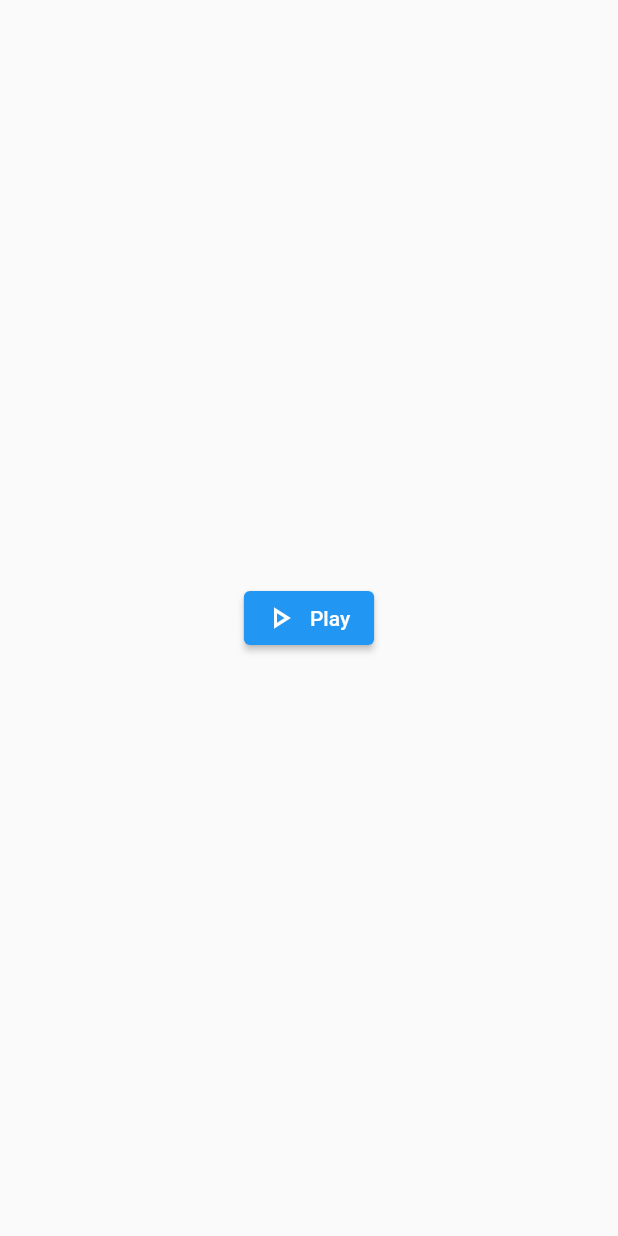
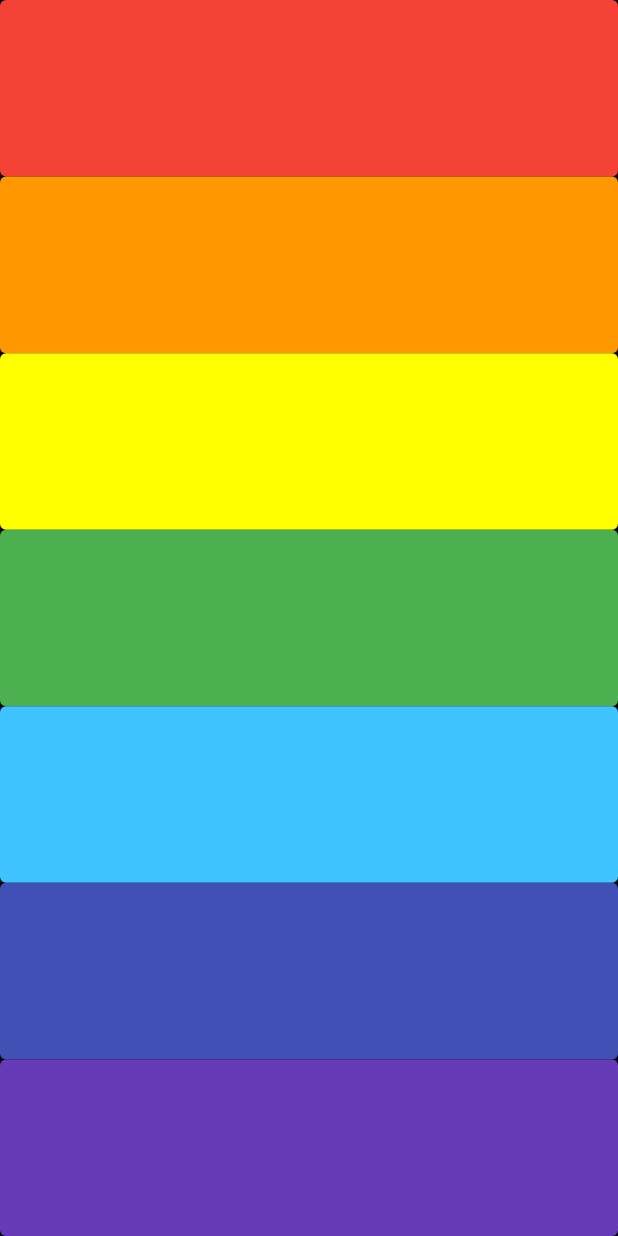
Before and after one commit to Vieiraork/Xilofone-app, a Flutter app: the screen it shows after launch, on a phone screen of 412 x 824 dp. Run offline on Flutter 3.47's test engine with Material 2 defaults, Android fonts, the phone set to English and light mode, and no system bars; our stand-ins replace audioplayers.

Commit message:
complete the app design and logic

```diff
--- a/lib/main.dart
+++ b/lib/main.dart
@@ -1,3 +1,4 @@
+import 'package:audioplayers/audioplayers.dart';
 import 'package:flutter/material.dart';
 
 void main() {
@@ -7,18 +8,48 @@ void main() {
 class MyApp extends StatelessWidget {
   const MyApp({Key? key}) : super(key: key);
 
+  void playsound(int soundNumber) {
+    final player = AudioCache();
+    player.play('note$soundNumber.wav');
+  }
+
+  Widget buildKey({required int number, required Color color}) {
+    return Expanded(
+      child: SizedBox(
+        width: double.infinity,
+        child: TextButton(
+          onPressed: () {
+            playsound(number);
+          },
+          style: ButtonStyle(
+            backgroundColor: MaterialStateProperty.all(
+              color,
+            ),
+          ),
+          child: const Text(''),
+        ),
+      ),
+    );
+  }
+
   // This widget is the root of your application.
   @override
   Widget build(BuildContext context) {
     return MaterialApp(
+      debugShowCheckedModeBanner: false,
       home: Scaffold(
+        backgroundColor: Colors.black,
         body: SafeArea(
-          child: Center(
-            child: ElevatedButton.icon(
-              onPressed: () {},
-              icon: Icon(Icons.play_arrow_outlined),
-              label: Text('Play'),
-            ),
+          child: Column(
+            children: [
+              buildKey(number: 1, color: Colors.red),
+              buildKey(number: 2, color: Colors.orange),
+              buildKey(number: 3, color: Colors.yellowAccent),
+              buildKey(number: 4, color: Colors.green),
+              buildKey(number: 5, color: Colors.lightBlueAccent),
+              buildKey(number: 6, color: Colors.indigo),
+              buildKey(number: 7, color: Colors.deepPurple),
+            ],
           ),
         ),
       ),
```
